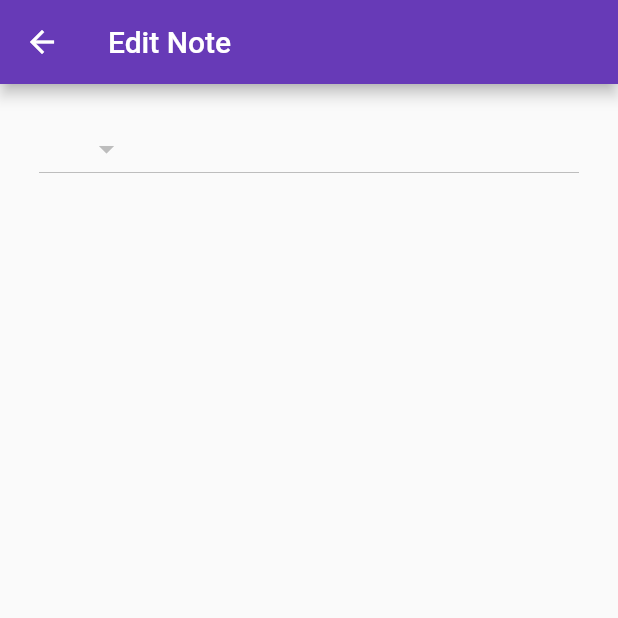
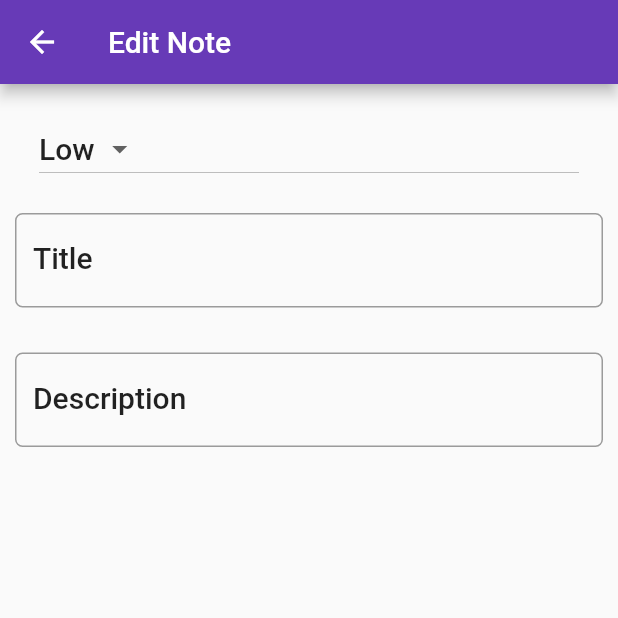
Before and after one commit to shubhampokhrel81/note_app, a Flutter app: the NoteDetail screen opened directly, on a phone screen of 412 x 824 dp, the top half of it. Run offline on Flutter 3.47's test engine with Material 2 defaults, Android fonts, the phone set to English and light mode, and no system bars.

```diff
--- a/lib/screens/note_detail.dart
+++ b/lib/screens/note_detail.dart
@@ -8,6 +8,9 @@ class NoteDetail extends StatefulWidget {
 class _NoteDetailState extends State<NoteDetail> {
 
   static var _priorities = ['High','Low'];
+
+  TextEditingController titleController = TextEditingController();
+  TextEditingController descriptionController = TextEditingController();
 
   @override
   Widget build(BuildContext context) {
@@ -33,8 +36,48 @@ class _NoteDetailState extends State<NoteDetail> {
                   );
                 }).toList(),
 
+                style: textStyle,
+                value: 'Low',
 
-                onChanged: null,
+                onChanged: (valueSelectedByUser){
+                  setState(() {
+                    debugPrint('User selected $valueSelectedByUser');
+                  });
+                },
+              ),
+            ),
+            Padding(
+              padding: EdgeInsets.only(top: 15.0,bottom: 15.0),
+              child: TextField(
+                controller: titleController,
+                style: textStyle,
+                onChanged: (value){
+                  debugPrint('dummy');
+                },
+                decoration: InputDecoration(
+                  labelText: 'Title',
+                  labelStyle: textStyle,
+                  border: OutlineInputBorder(
+                    borderRadius: BorderRadius.circular(5.0),
+                  )
+                ),
+              ),
+            ),
+            Padding(
+              padding: EdgeInsets.only(top: 15.0,bottom: 15.0),
+              child: TextField(
+                controller: titleController,
+                style: textStyle,
+                onChanged: (value){
+                  debugPrint('dummy');
+                },
+                decoration: InputDecoration(
+                    labelText: 'Description',
+                    labelStyle: textStyle,
+                    border: OutlineInputBorder(
+                      borderRadius: BorderRadius.circular(5.0),
+                    )
+                ),
               ),
             )
           ],
```
